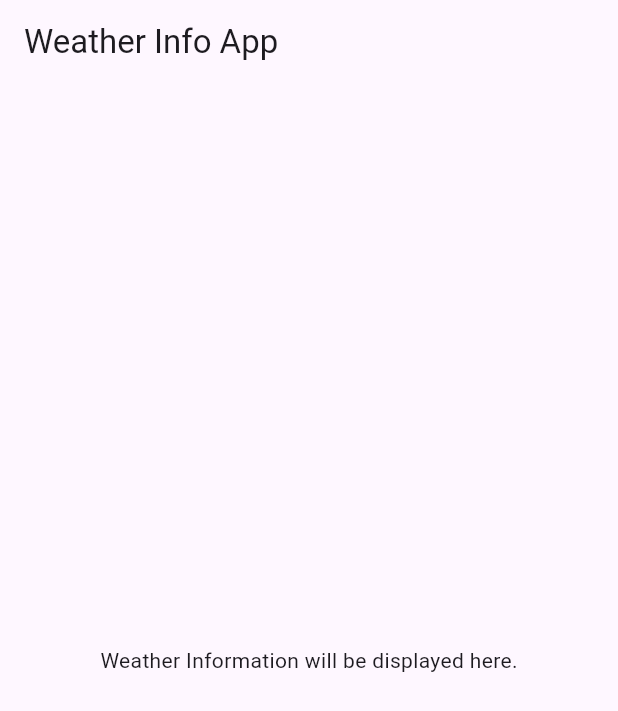
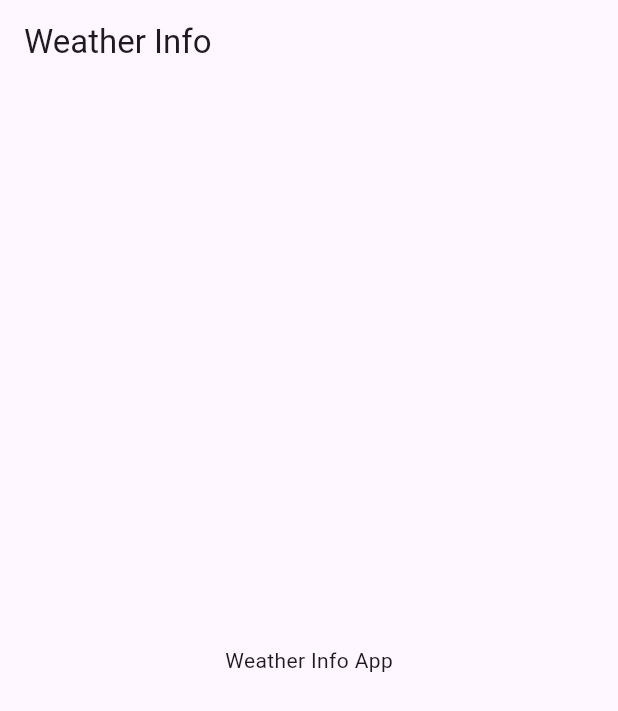
Before and after one commit to Harika-Gavini/tricky_halloween_game, a Flutter app: the screen it shows after launch, on a phone screen of 412 x 824 dp. Shown: the top 711 px of the screen. Run offline on Flutter 3.47's test engine with Material 3 defaults, Android fonts, the phone set to English and light mode, and no system bars.

```diff
--- a/weather_info_app/lib/main.dart
+++ b/weather_info_app/lib/main.dart
@@ -8,9 +8,14 @@ class WeatherInfoApp extends StatelessWidget {
   @override
   Widget build(BuildContext context) {
     return MaterialApp(
+      title: 'Weather Info',
       home: Scaffold(
-        appBar: AppBar(title: Text('Weather Info App')),
-        body: Center(child: Text('Weather Information will be displayed here.')),
+        appBar: AppBar(
+          title: Text('Weather Info'),
+        ),
+        body: Center(
+          child: Text('Weather Info App'),
+        ),
       ),
     );
   }
```
Also changed, not shown: 1 other file.
